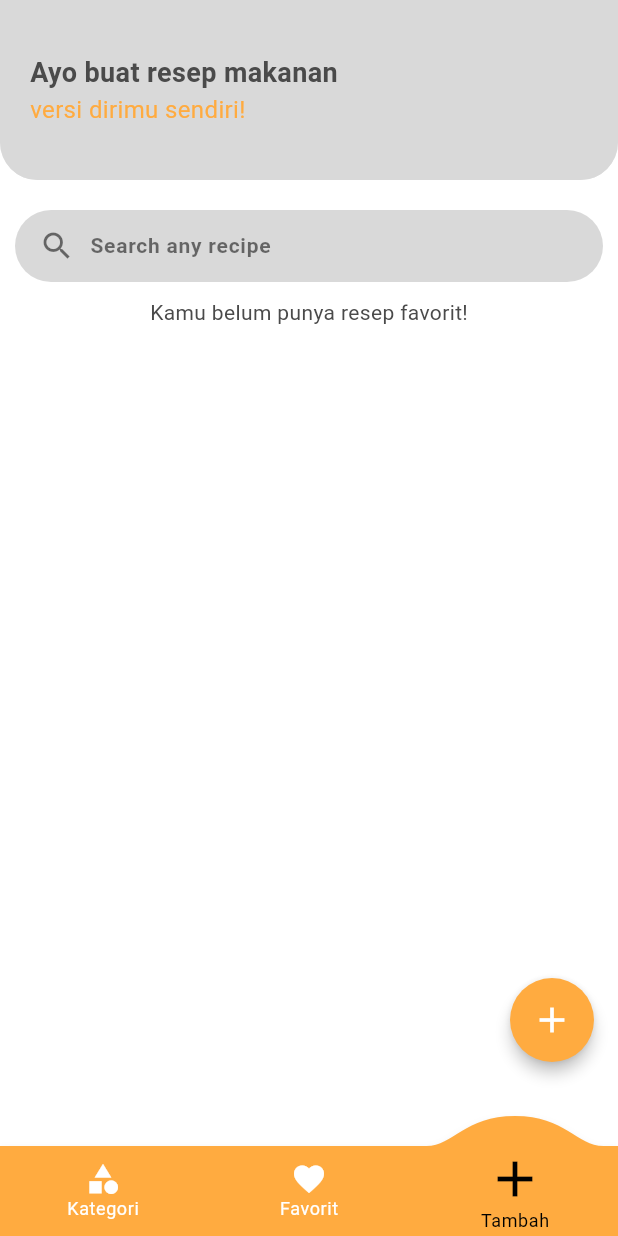
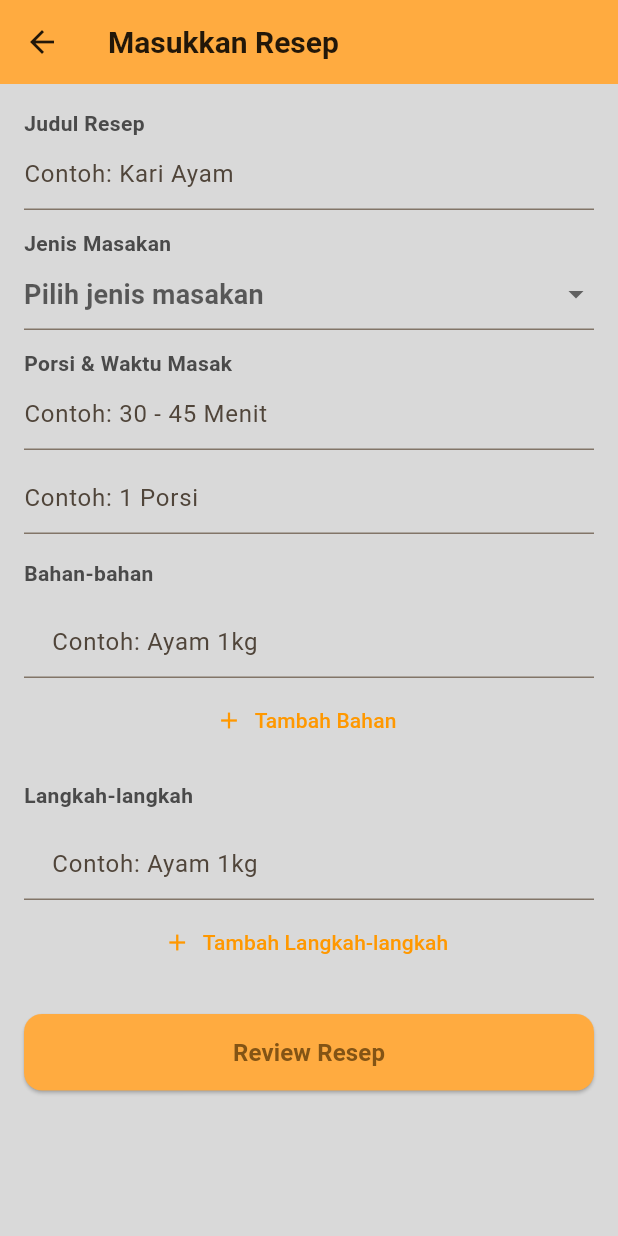
Before and after one commit to dalvero/recibe-box, a Flutter app: the screen it shows after launch, item 3 of the bottom bar chosen, after a tap on the "add" icon, on a phone screen of 412 x 824 dp. Run offline on Flutter 3.47's test engine with Material 3 defaults, Android fonts, the phone set to English and light mode, and no system bars; drawn by our look-alikes of convex_bottom_bar; our stand-ins replace image_picker.

Commit message:
add form resep

```diff
--- /dev/null
+++ b/lib/models/resep_model.dart
@@ -0,0 +1,19 @@
+class Resep {
+  final String judul;
+  final String kategori;
+  final int porsi;
+  final String waktuMasak;
+  final List<String> bahan;
+  final List<String> langkah;
+  String? imagePath;
+
+  Resep({
+    required this.judul,
+    required this.kategori,
+    required this.porsi,
+    required this.waktuMasak,
+    required this.bahan,
+    required this.langkah,
+    this.imagePath,
+  });
+}
--- /dev/null
+++ b/lib/screens/screen_form_tambah.dart
@@ -0,0 +1,176 @@
+import 'package:flutter/material.dart';
+import 'package:recipe_box/screens/screen_review_resep.dart';
+import 'package:recipe_box/themes/my_themes.dart';
+import 'package:recipe_box/models/resep_model.dart';
+
+class ScreenFormTambahResep extends StatefulWidget {
+  const ScreenFormTambahResep({super.key});
+
+  @override
+  State<ScreenFormTambahResep> createState() => _ScreenFormTambahResepState();
+}
+
+class _ScreenFormTambahResepState extends State<ScreenFormTambahResep> {
+  final _formKey = GlobalKey<FormState>();
+
+  // Controllers
+  final TextEditingController _judulController = TextEditingController();
+  final TextEditingController _porsiController = TextEditingController();
+  final TextEditingController _waktuController = TextEditingController();
+
+  String? _kategoriDipilih;
+  final List<String> _kategoriList = [
+    "Menu Utama",
+    "Hidangan Pembuka",
+    "Cemilan",
+    "Minuman",
+    "Penutup",
+  ];
+
+  List<TextEditingController> _bahanControllers = [TextEditingController()];
+  List<TextEditingController> _langkahControllers = [TextEditingController()];
+
+  @override
+  Widget build(BuildContext context) {
+    return Scaffold(
+      backgroundColor: MyThemes.greyColor,
+      appBar: AppBar(
+        title: const Text("Masukkan Resep"),
+        backgroundColor: MyThemes.primaryColor,
+        elevation: 0,
+      ),
+      body: SingleChildScrollView(
+        padding: const EdgeInsets.all(16),
+        child: Form(
+          key: _formKey,
+          child: Column(
+            crossAxisAlignment: CrossAxisAlignment.start,
+            children: [
+              // Judul
+              const Text("Judul Resep", style: TextStyle(fontWeight: FontWeight.bold)),
+              TextFormField(
+                controller: _judulController,
+                decoration: const InputDecoration(hintText: "Contoh: Kari Ayam"),
+                validator: (v) => v!.isEmpty ? "Judul wajib diisi" : null,
+              ),
+              const SizedBox(height: 12),
+
+              // Jenis Masakan
+              const Text("Jenis Masakan", style: TextStyle(fontWeight: FontWeight.bold)),
+              DropdownButtonFormField<String>(
+                value: _kategoriDipilih,
+                decoration: const InputDecoration(),
+                hint: const Text("Pilih jenis masakan"),
+                items: _kategoriList.map((e) {
+                  return DropdownMenuItem(value: e, child: Text(e));
+                }).toList(),
+                onChanged: (value) => setState(() => _kategoriDipilih = value),
+                validator: (v) => v == null ? "Pilih kategori" : null,
+              ),
+              const SizedBox(height: 12),
+
+              // Porsi & Waktu Masak
+              const Text("Porsi & Waktu Masak", style: TextStyle(fontWeight: FontWeight.bold)),
+              TextFormField(
+                controller: _waktuController,
+                decoration: const InputDecoration(hintText: "Contoh: 30 - 45 Menit"),
+              ),
+              const SizedBox(height: 8),
+              TextFormField(
+                controller: _porsiController,
+                decoration: const InputDecoration(hintText: "Contoh: 1 Porsi"),
+              ),
+              const SizedBox(height: 16),
+
+              // Bahan-bahan
+              const Text("Bahan-bahan", style: TextStyle(fontWeight: FontWeight.bold)),
+              const SizedBox(height: 8),
+              ..._buildDynamicFields(_bahanControllers, "Tambah Bahan"),
+              const SizedBox(height: 16),
+
+              // Langkah-langkah
+              const Text("Langkah-langkah", style: TextStyle(fontWeight: FontWeight.bold)),
+              const SizedBox(height: 8),
+              ..._buildDynamicFields(_langkahControllers, "Tambah Langkah-langkah"),
+              const SizedBox(height: 24),
+
+              // Tombol Review
+              SizedBox(
+                width: double.infinity,
+                child: ElevatedButton(
+                  style: ElevatedButton.styleFrom(
+                    backgroundColor: MyThemes.primaryColor,
+                    padding: const EdgeInsets.symmetric(vertical: 14),
+                    shape: RoundedRectangleBorder(
+                      borderRadius: BorderRadius.circular(12),
+                    ),
+                  ),
+                  onPressed: _onReviewPressed,
+                  child: const Text(
+                    "Review Resep",
+                    style: TextStyle(fontSize: 16, fontWeight: FontWeight.bold),
+                  ),
+                ),
+              ),
+            ],
+          ),
+        ),
+      ),
+    );
+  }
+
+  List<Widget> _buildDynamicFields(
+    List<TextEditingController> controllers,
+    String label,
+  ) {
+    List<Widget> widgets = [];
+    for (int i = 0; i < controllers.length; i++) {
+      widgets.add(
+        Padding(
+          padding: const EdgeInsets.symmetric(vertical: 4),
+          child: TextFormField(
+            controller: controllers[i],
+            decoration: InputDecoration(
+              prefixText: "${i + 1}. ",
+              hintText: i == 0 ? "Contoh: Ayam 1kg" : null,
+            ),
+            validator: (v) => v!.isEmpty ? "Isi data ini" : null,
+          ),
+        ),
+      );
+    }
+    widgets.add(
+      Center(
+        child: TextButton.icon(
+          onPressed: () {
+            setState(() => controllers.add(TextEditingController()));
+          },
+          icon: const Icon(Icons.add, color: Colors.orange),
+          label: Text(
+            label,
+            style: const TextStyle(color: Colors.orange),
+          ),
+        ),
+      ),
+    );
+    return widgets;
+  }
+
+  void _onReviewPressed() {
+    if (_formKey.currentState!.validate()) {
+      final resep = Resep(
+        judul: _judulController.text,
+        kategori: _kategoriDipilih!,
+        porsi: int.tryParse(_porsiController.text.replaceAll(RegExp(r'[^0-9]'), '')) ?? 1,
+        waktuMasak: _waktuController.text,
+        bahan: _bahanControllers.map((e) => e.text).toList(),
+        langkah: _langkahControllers.map((e) => e.text).toList(),
+      );
+
+      Navigator.push(
+        context,
+        MaterialPageRoute(builder: (_) => ScreenReviewResep(resep: resep)),
+      );
+    }
+  }
+}
--- a/lib/screens/screen_tambah_resep.dart
+++ b/lib/screens/screen_tambah_resep.dart
@@ -1,4 +1,5 @@
 import 'package:flutter/material.dart';
+import 'package:recipe_box/screens/screen_form_tambah.dart';
 import 'package:recipe_box/themes/my_themes.dart';
 import 'package:recipe_box/widgets/my_app_bar.dart';
 import 'package:recipe_box/widgets/my_floating_act_button.dart';
@@ -56,7 +57,15 @@ class _ScreenTambahResepState extends State<ScreenTambahResep> {
         padding: const EdgeInsets.only(bottom: 40), // NAIK 40 PIXEL
         child: MyFloatingActButton(
           icon: Icons.add,
-          onPressed: () {},
+          // ARAHKAN KE FORM TAMBAH RESEP
+          onPressed: () {
+            Navigator.push(
+              context,
+              MaterialPageRoute(
+                builder: (context) => const ScreenFormTambahResep(),
+              ),
+            );
+          }
         ),
       ),
     );
--- a/pubspec.yaml
+++ b/pubspec.yaml
@@ -33,6 +33,7 @@ dependencies:
   sqflite: ^2.3.0
   path_provider: ^2.1.2
   convex_bottom_bar: ^3.2.0
+  image_picker: ^1.1.0
 
   # The following adds the Cupertino Icons font to your application.
   # Use with the CupertinoIcons class for iOS style icons.
```
Also changed, not shown: lib/screens/screen_review_resep.dart (added, +187 -0 lines), pubspec.lock, 6 other files.
